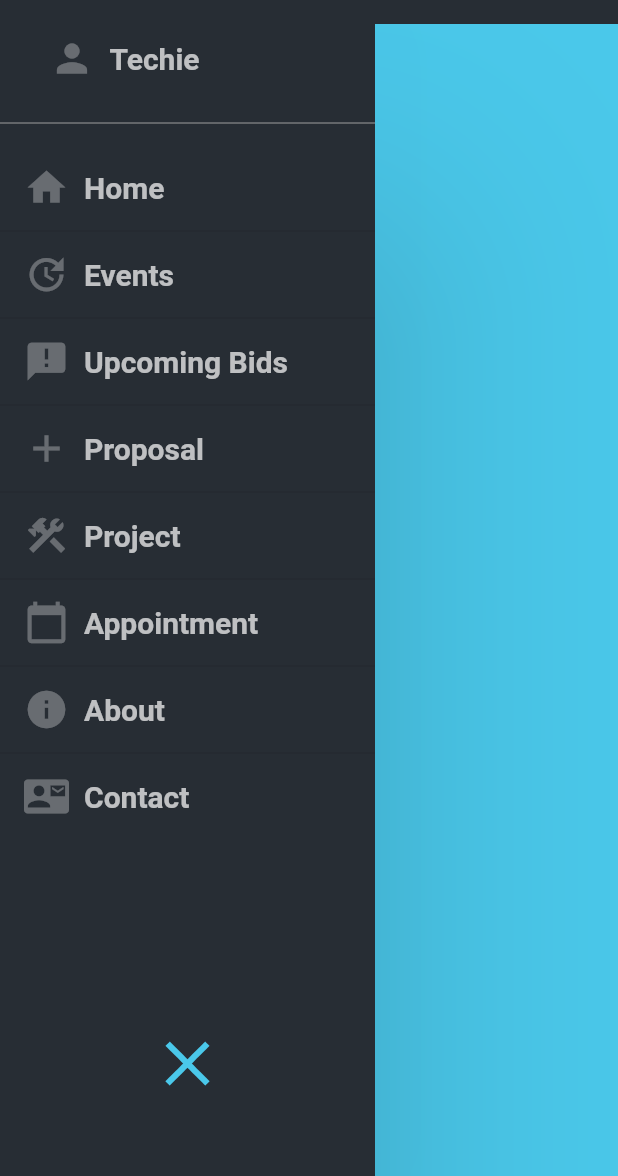
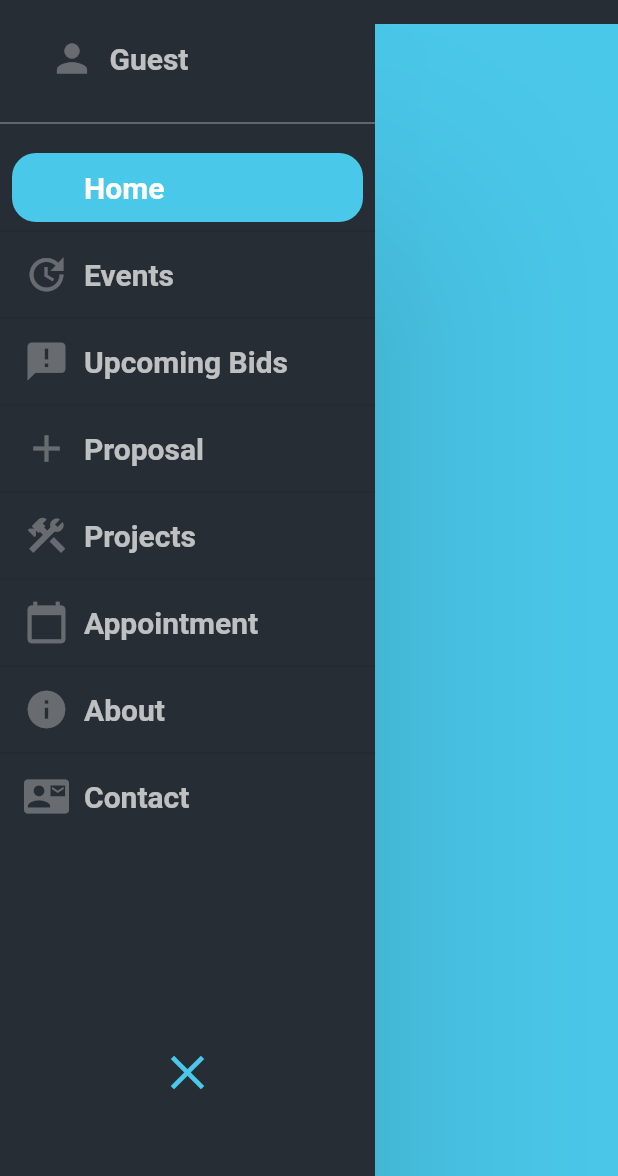
Before and after one commit to JosephLattisaw/hydris, a Flutter app: the screen it shows after launch, on a phone screen of 412 x 824 dp, the part 60-1236 px from its top. Run offline on Flutter 3.47's test engine with Material 2 defaults, Android fonts, the phone set to English and light mode, and no system bars.

Commit message:
added coloring to sidebar widget

```diff
--- a/hydris/lib/collapsible_sidebar/commons/collapsing_list_tile_widget.dart
+++ b/hydris/lib/collapsible_sidebar/commons/collapsing_list_tile_widget.dart
@@ -38,9 +38,7 @@ class _CollapsingListTileState extends State<CollapsingListTile> {
       child: Container(
         decoration: BoxDecoration(
           borderRadius: BorderRadius.all(Radius.circular(16.0)),
-          color: widget.is_selected
-              ? Colors.transparent.withOpacity(0.3)
-              : Colors.transparent,
+          color: widget.is_selected ? selected_color : Colors.transparent,
         ),
         width: width_animation.value,
         margin: EdgeInsets.symmetric(horizontal: 8.0),
--- a/hydris/lib/collapsible_sidebar/commons/collapsing_navigation_drawer_widget.dart
+++ b/hydris/lib/collapsible_sidebar/commons/collapsing_navigation_drawer_widget.dart
@@ -43,7 +43,7 @@ class CollapsingNavigationDrawerState extends State<CollapsingNavigationDrawer>
         child: Column(
           children: <Widget>[
             CollapsingListTile(
-              title: 'Techie',
+              title: 'Guest',
               icon: Icons.person,
               animation_controller: _animationController,
             ),
@@ -63,6 +63,7 @@ class CollapsingNavigationDrawerState extends State<CollapsingNavigationDrawer>
                     title: navigation_items[counter].title,
                     icon: navigation_items[counter].icon,
                     animation_controller: _animationController,
+                    is_selected: current_selected_index == counter,
                     on_tap: () {
                       setState(() {
                         current_selected_index = counter;
@@ -86,7 +87,7 @@ class CollapsingNavigationDrawerState extends State<CollapsingNavigationDrawer>
                 icon: AnimatedIcons.close_menu,
                 progress: _animationController,
                 color: selected_color,
-                size: 50.0,
+                size: 38.0,
               ),
             ),
             SizedBox(
--- a/hydris/lib/collapsible_sidebar/model/navigation_model.dart
+++ b/hydris/lib/collapsible_sidebar/model/navigation_model.dart
@@ -12,7 +12,7 @@ List<NavigationModel> navigation_items = [
   NavigationModel(title: "Events", icon: Icons.update),
   NavigationModel(title: "Upcoming Bids", icon: Icons.announcement),
   NavigationModel(title: "Proposal", icon: Icons.add),
-  NavigationModel(title: "Project", icon: Icons.construction),
+  NavigationModel(title: "Projects", icon: Icons.construction),
   NavigationModel(title: "Appointment", icon: Icons.calendar_today),
   NavigationModel(title: "About", icon: Icons.info),
   NavigationModel(title: "Contact", icon: Icons.contact_mail),
```
